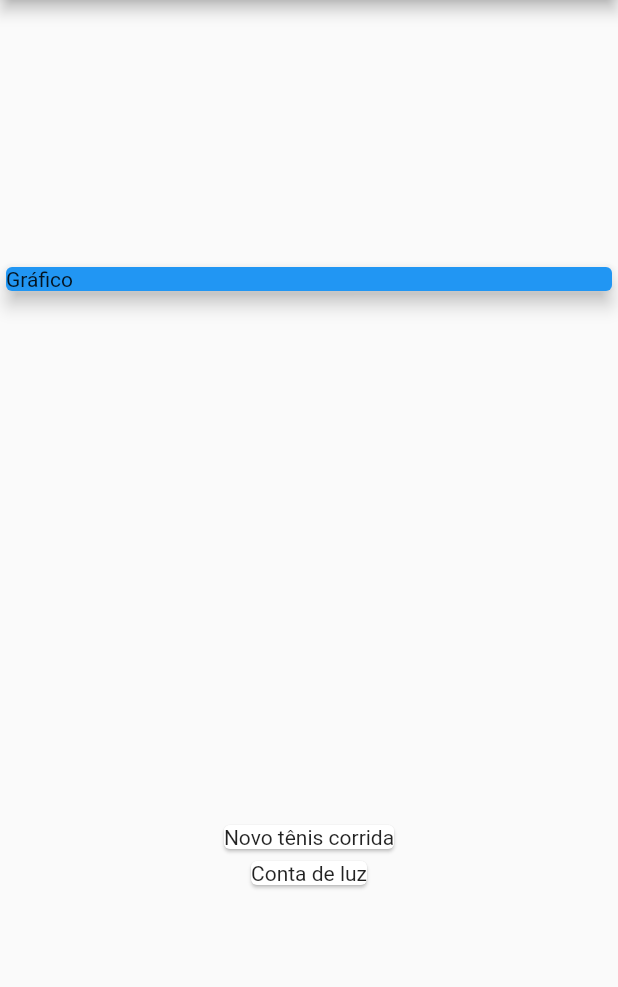
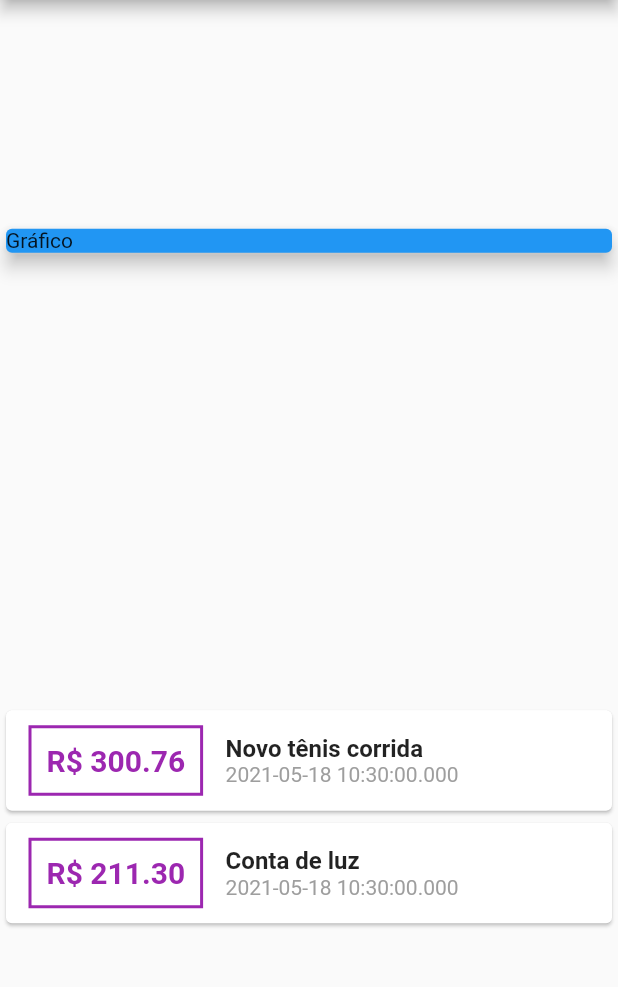
Before and after one commit to pedropgtorres/curso-flutter-2021, a Flutter app: the screen it shows after launch, on a phone screen of 412 x 824 dp, the part 84-1071 px from its top. Run offline on Flutter 3.47's test engine with Material 2 defaults, Android fonts, the phone set to English and light mode, and no system bars.

Commit message:
evolução

```diff
--- a/curso_flutter_despesas_pessoais/lib/main.dart
+++ b/curso_flutter_despesas_pessoais/lib/main.dart
@@ -52,7 +52,49 @@ class MyHomePage extends StatelessWidget {
               children: [
                 ..._transactions.map((tr) {
                   return Card(
-                    child: Text(tr.title),
+                    child: Row(
+                      children: [
+                        Container(
+                          margin: EdgeInsets.symmetric(
+                            horizontal: 15,
+                            vertical: 10,
+                          ),
+                          decoration: BoxDecoration(
+                            border: Border.all(
+                              color: Colors.purple,
+                              width: 2,
+                            ),
+                          ),
+                          padding: EdgeInsets.all(10),
+                          child: Text(
+                            'R\$ ${tr.value.toStringAsFixed(2)}',
+                            style: TextStyle(
+                              fontWeight: FontWeight.bold,
+                              fontSize: 20,
+                              color: Colors.purple,
+                            ),
+                          ),
+                        ),
+                        Column(
+                          crossAxisAlignment: CrossAxisAlignment.start,
+                          children: [
+                            Text(
+                              tr.title,
+                              style: TextStyle(
+                                fontWeight: FontWeight.bold,
+                                fontSize: 16,
+                              ),
+                            ),
+                            Text(
+                              tr.date.toString(),
+                              style: TextStyle(
+                                color: Colors.grey,
+                              ),
+                            ),
+                          ],
+                        )
+                      ],
+                    ),
                   );
                 }),
               ],
```
